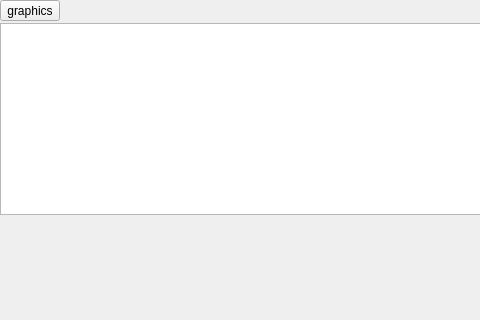
Before: the Qt Designer form Viewer/src/TriggerItemWidget.ui in ecmwf/ecflow, drawn with Qt 5; both pictures show x 0 to 480 and y 0 to 320 of the 620 by 728 pixel window.
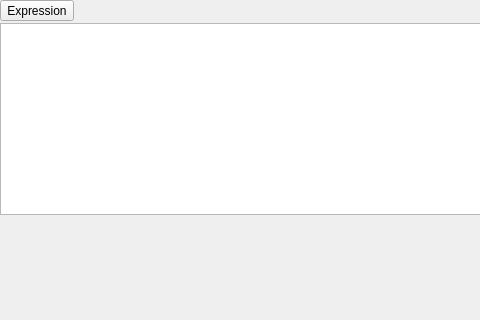
After: the same form once the commit is applied. Icons and pictures are not drawn. Custom widgets are drawn as their Qt base class.

What changed in the file:
```diff
--- a/Viewer/src/TriggerItemWidget.ui
+++ b/Viewer/src/TriggerItemWidget.ui
@@ -37,7 +37,7 @@
         <string>Show trigger expression</string>
        </property>
        <property name="text">
-        <string>graphics</string>
+        <string>Expression</string>
        </property>
        <property name="icon">
         <iconset resource="viewer.qrc">
@@ -46,6 +46,9 @@
        <property name="checkable">
         <bool>true</bool>
        </property>
+       <property name="toolButtonStyle">
+        <enum>Qt::ToolButtonTextBesideIcon</enum>
+       </property>
       </widget>
      </item>
      <item>
```
